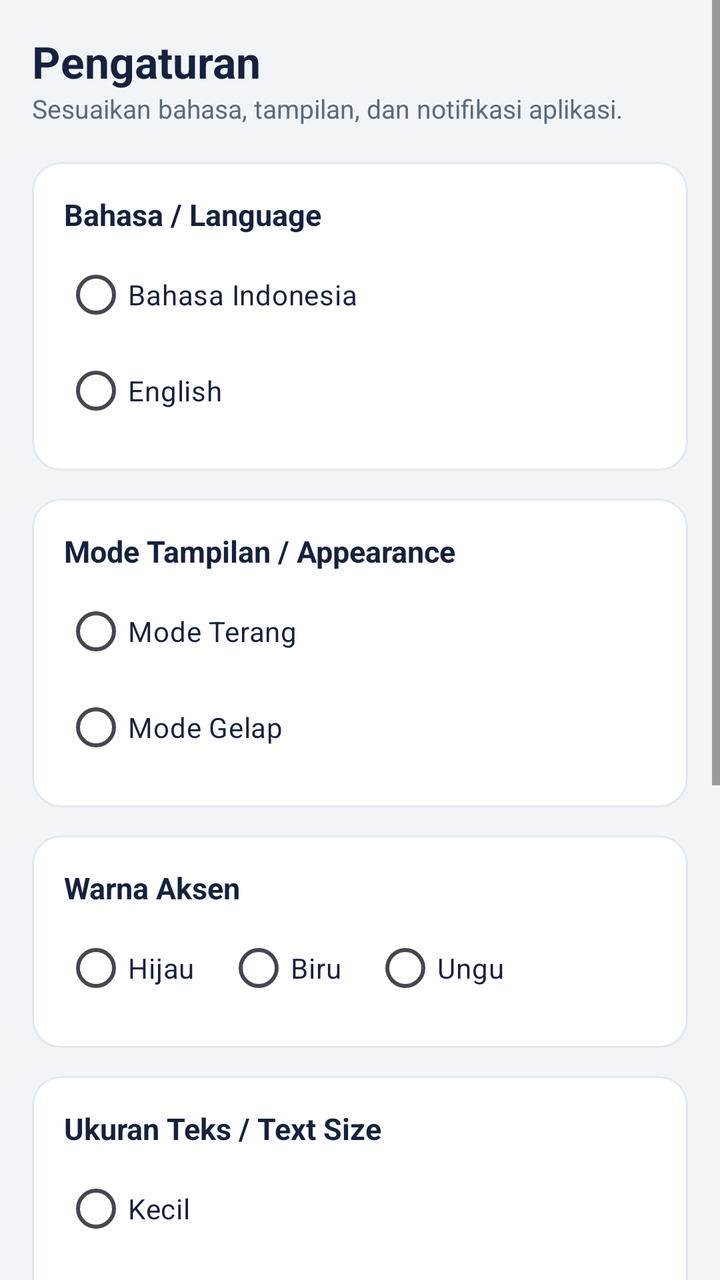
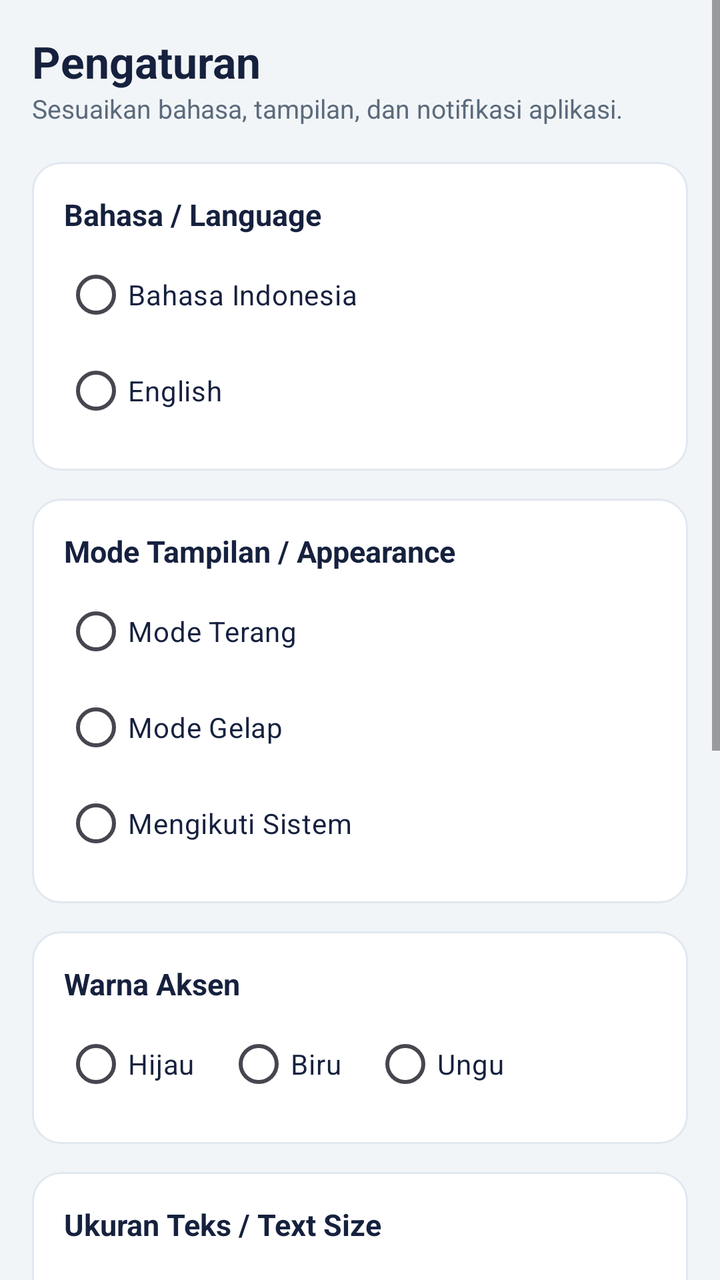

Two renders of the same Android screen: before a commit and after it. Below are the layout's source before the change and the commit's diff.
<!-- AndroidManifest.xml: application theme Theme.MyStudyApp -->
<!-- res/layout/activity_pengaturan.xml -->
<ScrollView xmlns:android="http://schemas.android.com/apk/res/android"
    android:layout_width="match_parent"
    android:layout_height="match_parent"
    android:background="@color/warna_latar"
    android:fillViewport="true">

    <LinearLayout
        android:layout_width="match_parent"
        android:layout_height="wrap_content"
        android:orientation="vertical"
        android:padding="16dp">

        
        <TextView
            android:layout_width="match_parent"
            android:layout_height="wrap_content"
            android:text="@string/judul_pengaturan"
            android:textColor="@color/warna_teks_utama"
            android:textSize="22sp"
            android:textStyle="bold" />

        <TextView
            android:layout_width="match_parent"
            android:layout_height="wrap_content"
            android:text="@string/sub_pengaturan"
            android:textColor="@color/warna_teks_sekunder"
            android:textSize="13sp" />

        
        <LinearLayout
            android:layout_width="match_parent"
            android:layout_height="wrap_content"
            android:layout_marginTop="18dp"
            android:background="@drawable/bg_kartu"
            android:orientation="vertical"
            android:padding="16dp">

            <TextView
                android:layout_width="match_parent"
                android:layout_height="wrap_content"
                android:text="@string/grup_bahasa"
                android:textColor="@color/warna_teks_utama"
                android:textSize="15sp"
                android:textStyle="bold" />

            <RadioGroup
                android:id="@+id/rgBahasa"
                android:layout_width="match_parent"
                android:layout_height="wrap_content"
                android:layout_marginTop="6dp"
                android:orientation="vertical">

                <RadioButton
                    android:id="@+id/rbIndonesia"
                    android:layout_width="match_parent"
                    android:layout_height="wrap_content"
                    android:text="@string/radio_bahasa_id"
                    android:textColor="@color/warna_teks_utama" />

                <RadioButton
                    android:id="@+id/rbEnglish"
                    android:layout_width="match_parent"
                    android:layout_height="wrap_content"
                    android:text="@string/radio_bahasa_en"
                    android:textColor="@color/warna_teks_utama" />
            </RadioGroup>
        </LinearLayout>

        
        <LinearLayout
            android:layout_width="match_parent"
            android:layout_height="wrap_content"
            android:layout_marginTop="14dp"
            android:background="@drawable/bg_kartu"
            android:orientation="vertical"
            android:padding="16dp">

            <TextView
                android:layout_width="match_parent"
                android:layout_height="wrap_content"
                android:text="@string/grup_tema"
                android:textColor="@color/warna_teks_utama"
                android:textSize="15sp"
                android:textStyle="bold" />

            <RadioGroup
                android:id="@+id/rgTema"
                android:layout_width="match_parent"
                android:layout_height="wrap_content"
                android:layout_marginTop="6dp"
                android:orientation="vertical">

                <RadioButton
                    android:id="@+id/rbTerang"
                    android:layout_width="match_parent"
                    android:layout_height="wrap_content"
                    android:text="@string/radio_terang"
                    android:textColor="@color/warna_teks_utama" />

                <RadioButton
                    android:id="@+id/rbGelap"
                    android:layout_width="match_parent"
                    android:layout_height="wrap_content"
                    android:text="@string/radio_gelap"
                    android:textColor="@color/warna_teks_utama" />
            </RadioGroup>
        </LinearLayout>

        
        <LinearLayout
            android:layout_width="match_parent"
            android:layout_height="wrap_content"
            android:layout_marginTop="14dp"
            android:background="@drawable/bg_kartu"
            android:orientation="vertical"
            android:padding="16dp">

            <TextView
                android:layout_width="match_parent"
                android:layout_height="wrap_content"
                android:text="@string/grup_aksen"
                android:textColor="@color/warna_teks_utama"
                android:textSize="15sp"
                android:textStyle="bold" />

            <RadioGroup
                android:id="@+id/rgAksen"
                android:layout_width="match_parent"
                android:layout_height="wrap_content"
                android:layout_marginTop="6dp"
                android:orientation="horizontal">

                <RadioButton
                    android:id="@+id/rbHijau"
                    android:layout_width="wrap_content"
                    android:layout_height="wrap_content"
                    android:text="@string/radio_aksen_hijau"
                    android:textColor="@color/warna_teks_utama" />

                <RadioButton
                    android:id="@+id/rbBiru"
                    android:layout_width="wrap_content"
                    android:layout_height="wrap_content"
                    android:layout_marginStart="16dp"
                    android:text="@string/radio_aksen_biru"
                    android:textColor="@color/warna_teks_utama" />

                <RadioButton
                    android:id="@+id/rbUngu"
                    android:layout_width="wrap_content"
                    android:layout_height="wrap_content"
                    android:layout_marginStart="16dp"
                    android:text="@string/radio_aksen_ungu"
                    android:textColor="@color/warna_teks_utama" />
            </RadioGroup>
        </LinearLayout>

        
        <LinearLayout
            android:layout_width="match_parent"
            android:layout_height="wrap_content"
            android:layout_marginTop="14dp"
            android:background="@drawable/bg_kartu"
            android:orientation="vertical"
            android:padding="16dp">

            <TextView
                android:layout_width="match_parent"
                android:layout_height="wrap_content"
                android:text="@string/grup_ukuran"
                android:textColor="@color/warna_teks_utama"
                android:textSize="15sp"
                android:textStyle="bold" />

            <RadioGroup
                android:id="@+id/rgUkuran"
                android:layout_width="match_parent"
                android:layout_height="wrap_content"
                android:layout_marginTop="6dp"
                android:orientation="vertical">

                <RadioButton
                    android:id="@+id/rbKecil"
                    android:layout_width="match_parent"
                    android:layout_height="wrap_content"
                    android:text="@string/ukuran_kecil"
                    android:textColor="@color/warna_teks_utama" />

                <RadioButton
                    android:id="@+id/rbSedang"
                    android:layout_width="match_parent"
                    android:layout_height="wrap_content"
                    android:text="@string/ukuran_sedang"
                    android:textColor="@color/warna_teks_utama" />

                <RadioButton
                    android:id="@+id/rbBesar"
                    android:layout_width="match_parent"
                    android:layout_height="wrap_content"
                    android:text="@string/ukuran_besar"
                    android:textColor="@color/warna_teks_utama" />
            </RadioGroup>
        </LinearLayout>

        
        <LinearLayout
            android:layout_width="match_parent"
            android:layout_height="wrap_content"
            android:layout_marginTop="14dp"
            android:background="@drawable/bg_kartu"
            android:orientation="vertical"
            android:padding="16dp">

            <TextView
                android:layout_width="match_parent"
                android:layout_height="wrap_content"
                android:text="@string/grup_notifikasi"
                android:textColor="@color/warna_teks_utama"
                android:textSize="15sp"
                android:textStyle="bold" />

            <androidx.appcompat.widget.SwitchCompat
                android:id="@+id/swNotifikasi"
                android:layout_width="match_parent"
                android:layout_height="wrap_content"
                android:layout_marginTop="4dp"
                android:text="@string/desc_notifikasi"
                android:textColor="@color/warna_teks_sekunder"
                android:textSize="13sp" />
        </LinearLayout>

        
        <LinearLayout
            android:layout_width="match_parent"
            android:layout_height="wrap_content"
            android:layout_marginTop="14dp"
            android:background="@drawable/bg_kotak_ringkasan"
            android:orientation="vertical"
            android:padding="16dp">

            <TextView
                android:layout_width="wrap_content"
                android:layout_height="wrap_content"
                android:text="@string/label_ringkasan"
                android:textColor="@color/warna_teks_sekunder"
                android:textSize="13sp"
                android:textStyle="bold" />

            <TextView
                android:id="@+id/tvRingkasan"
                android:layout_width="match_parent"
                android:layout_height="wrap_content"
                android:layout_marginTop="4dp"
                android:textColor="@color/warna_teks_utama"
                android:textSize="14sp" />

            <TextView
                android:id="@+id/tvStatusNotifikasi"
                android:layout_width="match_parent"
                android:layout_height="wrap_content"
                android:textColor="@color/warna_teks_sekunder"
                android:textSize="13sp" />
        </LinearLayout>

        <Button
            android:id="@+id/btnReset"
            android:layout_width="match_parent"
            android:layout_height="wrap_content"
            android:layout_marginTop="16dp"
            android:text="@string/btn_reset"
            android:textColor="@color/warna_tombol_reset" />
    </LinearLayout>
</ScrollView>
<!-- resources referenced by this layout -->
<resources>
  <color name="warna_latar">#F2F5F7</color>
  <color name="warna_teks_sekunder">#5B6B7C</color>
  <color name="warna_teks_utama">#16213E</color>
  <color name="warna_tombol_reset">#D93025</color>
  <!-- drawable bg_kartu (drawable) -->
  <shape xmlns:android="http://schemas.android.com/apk/res/android"
      android:shape="rectangle">
      <corners android:radius="14dp" />
      <solid android:color="@color/warna_permukaan" />
      <stroke android:width="1dp" android:color="@color/warna_garis" />
  </shape>
  <!-- drawable bg_kotak_ringkasan (drawable) -->
  <shape xmlns:android="http://schemas.android.com/apk/res/android"
      android:shape="rectangle">
      <corners android:radius="14dp" />
      <solid android:color="@color/warna_permukaan" />
      <stroke android:width="1dp"
          android:color="@color/warna_garis"
          android:dashWidth="6dp"
          android:dashGap="4dp" />
  </shape>
  <string name="btn_reset">Reset Pengaturan</string>
  <string name="desc_notifikasi">Tampilkan pengingat jadwal dan tugas.</string>
  <string name="grup_aksen">Warna Aksen</string>
  <string name="grup_bahasa">Bahasa / Language</string>
  <string name="grup_notifikasi">Notifikasi / Notifications</string>
  <string name="grup_tema">Mode Tampilan / Appearance</string>
  <string name="grup_ukuran">Ukuran Teks / Text Size</string>
  <string name="judul_pengaturan">Pengaturan</string>
  <string name="label_ringkasan">Ringkasan Pengaturan</string>
  <string name="radio_aksen_biru">Biru</string>
  <string name="radio_aksen_hijau">Hijau</string>
  <string name="radio_aksen_ungu">Ungu</string>
  <string name="radio_bahasa_en">English</string>
  <string name="radio_bahasa_id">Bahasa Indonesia</string>
  <string name="radio_gelap">Mode Gelap</string>
  <string name="radio_terang">Mode Terang</string>
  <string name="sub_pengaturan">Sesuaikan bahasa, tampilan, dan notifikasi aplikasi.</string>
  <string name="ukuran_besar">Besar</string>
  <string name="ukuran_kecil">Kecil</string>
  <string name="ukuran_sedang">Sedang</string>
  <style name="Theme.MyStudyApp" parent="Theme.Material3.DayNight.NoActionBar">
          <item name="android:windowBackground">@color/warna_latar</item>
          <item name="android:navigationBarColor">@color/warna_permukaan</item>
      </style>
  <color name="warna_permukaan">#FFFFFF</color>
  <color name="warna_garis">#E2E8F0</color>
</resources>

<!-- the commit's change to res/layout/activity_pengaturan.xml (unified diff, before → after) -->
@@ -103,6 +103,13 @@
                     android:layout_height="wrap_content"
                     android:text="@string/radio_gelap"
                     android:textColor="@color/warna_teks_utama" />
+
+                <RadioButton
+                    android:id="@+id/rbSistem"
+                    android:layout_width="match_parent"
+                    android:layout_height="wrap_content"
+                    android:text="@string/radio_sistem"
+                    android:textColor="@color/warna_teks_utama" />
             </RadioGroup>
         </LinearLayout>
 
<!-- resource entries referenced after the edit -->
@@ -36,6 +36,7 @@
   <string name="radio_bahasa_en">English</string>
   <string name="radio_bahasa_id">Bahasa Indonesia</string>
   <string name="radio_gelap">Mode Gelap</string>
+  <string name="radio_sistem">Mengikuti Sistem</string>
   <string name="radio_terang">Mode Terang</string>
   <string name="sub_pengaturan">Sesuaikan bahasa, tampilan, dan notifikasi aplikasi.</string>
   <string name="ukuran_besar">Besar</string>
